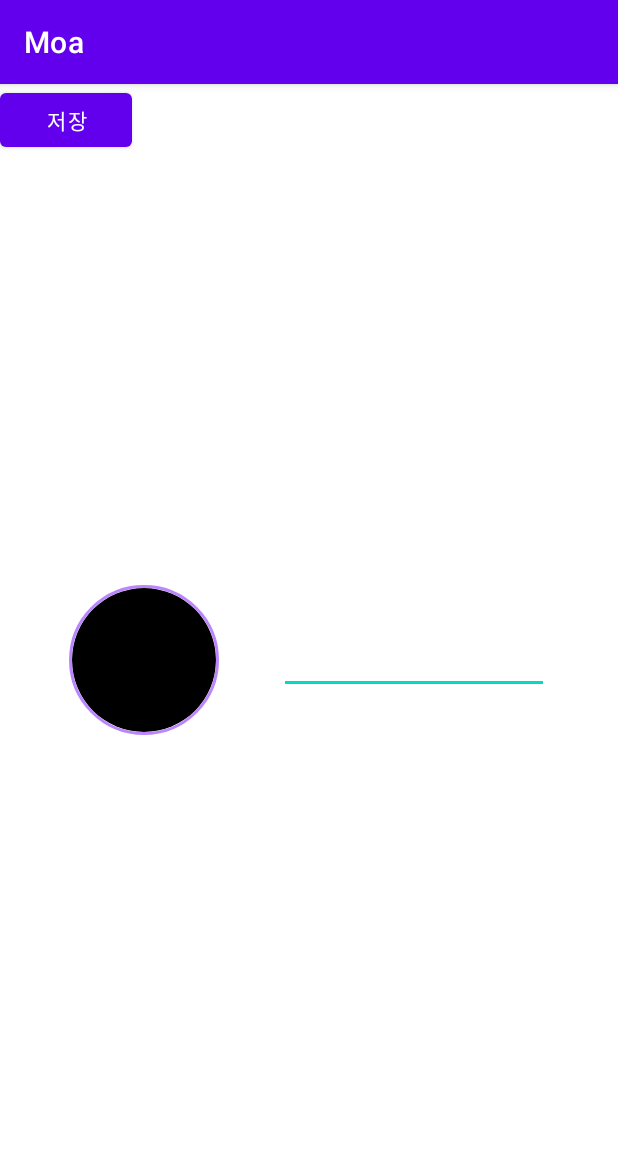
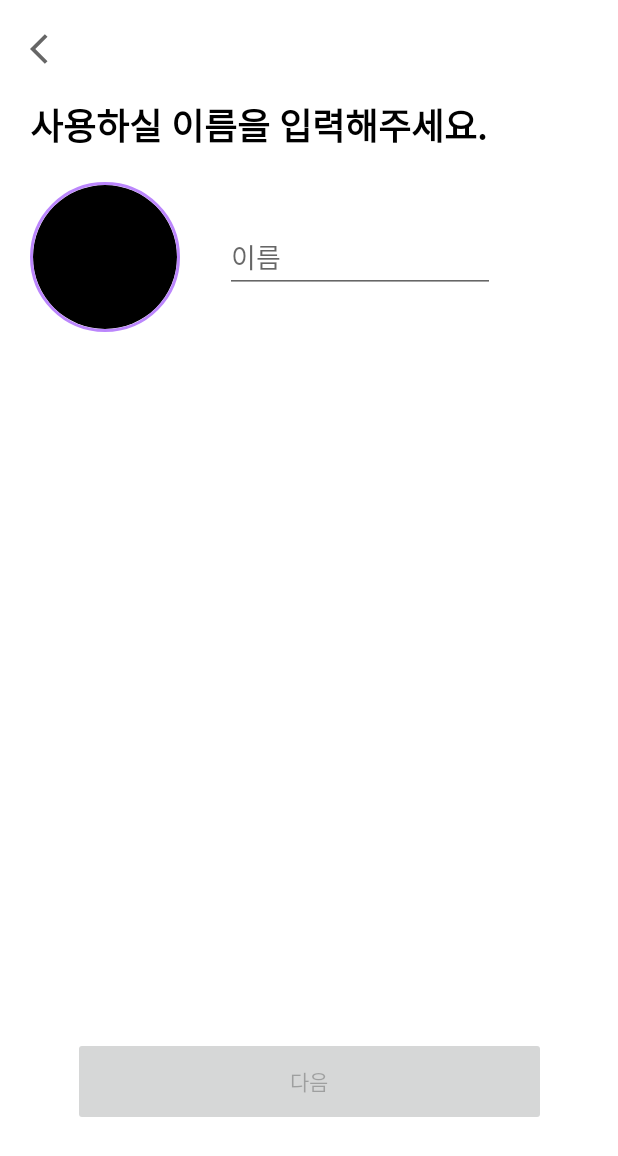
Before and after one commit to uuranus/Moa, an Android app: the RegisterActivity screen opened directly, with no data from a screen before it, on a phone screen of 412 x 824 dp. Shown: the top 1156 px of the screen. Run offline under Robolectric (Android 15) with nearby library versions, the phone set to English and light mode, and no system bars; our stand-ins replace CircleImageView; pictures from the network do not load; 1 statement that could not run was skipped.

Commit message:
register nickname&profile_img

```diff
--- a/app/build.gradle
+++ b/app/build.gradle
@@ -57,9 +57,8 @@ dependencies {
     implementation 'com.squareup.moshi:moshi-kotlin:1.11.0'
     implementation 'com.squareup.okhttp3:logging-interceptor:4.2.1'
     implementation 'com.airbnb.android:lottie:3.1.0'
+    implementation 'com.google.android.gms:play-services-auth:20.2.0'
 
-
-    implementation 'com.google.android.gms:play-services-auth:20.2.0'
     implementation 'de.hdodenhof:circleimageview:3.1.0'
 
 }
--- /dev/null
+++ b/app/src/main/java/com/moa/moa/ProfileFragment.kt
@@ -0,0 +1,127 @@
+package com.moa.moa
+
+import android.content.Intent
+import android.content.pm.PackageManager
+import android.net.Uri
+import android.os.Bundle
+import android.provider.MediaStore
+import androidx.fragment.app.Fragment
+import android.view.LayoutInflater
+import android.view.View
+import android.view.ViewGroup
+import android.view.inputmethod.EditorInfo
+import android.widget.Button
+import android.widget.EditText
+import android.widget.Toast
+import androidx.core.content.ContextCompat
+import de.hdodenhof.circleimageview.CircleImageView
+
+
+class ProfileFragment : Fragment() {
+
+    private val editProfileImg: CircleImageView by lazy{
+        requireView().findViewById(R.id.editProfileImg)
+    }
+    private val editNickname: EditText by lazy{
+        requireView().findViewById(R.id.editNickname)
+    }
+
+    private var isValid:Boolean=false
+        set(value) {
+            field=value
+            val ra=activity as RegisterActivity
+            ra.isEnabled(isValid)
+        }
+
+    override fun onCreateView(
+        inflater: LayoutInflater, container: ViewGroup?,
+        savedInstanceState: Bundle?
+    ): View? {
+        // Inflate the layout for this fragment
+        return inflater.inflate(R.layout.fragment_profile, container, false)
+    }
+
+    override fun onViewCreated(view: View, savedInstanceState: Bundle?) {
+        super.onViewCreated(view, savedInstanceState)
+
+        init()
+    }
+
+    private fun init(){
+
+        val ra=activity as RegisterActivity
+        ra.isEnabled(isValid)
+
+        editNickname.setOnEditorActionListener { textView, actionID, keyEvent ->
+            if(actionID== EditorInfo.IME_ACTION_DONE){
+                //닉네임 유효성 검사
+                if(textView.text.isEmpty()){
+                    Toast.makeText(context,"닉네임을 입력해주세요", Toast.LENGTH_SHORT).show()
+                    isValid=false
+                }
+                else if(textView.text.length<2 || textView.text.length>20){
+                    Toast.makeText(context,"닉네임은 2~20자 사이여야 합니다", Toast.LENGTH_SHORT).show()
+                    isValid=false
+
+                }
+                else{
+                    isValid=true
+
+                }
+
+            }
+
+            return@setOnEditorActionListener false
+        }
+
+        editProfileImg.setOnClickListener {
+
+            //갤러리로 이동
+
+            if(ContextCompat.checkSelfPermission(requireContext(),android.Manifest.permission.READ_EXTERNAL_STORAGE)== PackageManager.PERMISSION_GRANTED){
+                getProfileImg()
+            }
+            else{
+                shouldShowRequestPermissionRationale(android.Manifest.permission.READ_EXTERNAL_STORAGE)
+                requestPermissions(arrayOf(android.Manifest.permission.READ_EXTERNAL_STORAGE),200)
+            }
+
+
+        }
+
+
+
+    }
+
+    override fun onRequestPermissionsResult(
+        requestCode: Int,
+        permissions: Array<out String>,
+        grantResults: IntArray
+    ) {
+        super.onRequestPermissionsResult(requestCode, permissions, grantResults)
+        if(requestCode==200){
+            if(grantResults.isNotEmpty() && grantResults[0]==PackageManager.PERMISSION_GRANTED){
+                getProfileImg()
+            }
+
+        }
+    }
+
+    override fun onActivityResult(requestCode: Int, resultCode: Int, data: Intent?) {
+        super.onActivityResult(requestCode, resultCode, data)
+
+        if(requestCode==2000){
+            val selectedImgUri: Uri?=data?.data
+            if(selectedImgUri!=null){
+                editProfileImg.setImageURI(selectedImgUri)
+            }
+        }
+
+    }
+
+    private fun getProfileImg(){
+        val intent=Intent(Intent.ACTION_GET_CONTENT)
+        intent.type="image/*"
+        startActivityForResult(intent,2000)
+    }
+}
--- a/app/src/main/java/com/moa/moa/RegisterActivity.kt
+++ b/app/src/main/java/com/moa/moa/RegisterActivity.kt
@@ -1,27 +1,43 @@
 package com.moa.moa
 
-import android.content.Intent
-import androidx.appcompat.app.AppCompatActivity
 import android.os.Bundle
-import android.util.Log
-import android.view.inputmethod.EditorInfo
 import android.widget.Button
-import android.widget.EditText
-import android.widget.Toast
-import de.hdodenhof.circleimageview.CircleImageView
+import android.widget.ImageButton
+import androidx.fragment.app.Fragment
+import androidx.fragment.app.FragmentActivity
+import androidx.viewpager2.adapter.FragmentStateAdapter
+import androidx.viewpager2.widget.ViewPager2
 
-class RegisterActivity : AppCompatActivity() {
+class RegisterActivity : FragmentActivity() {
     private var userEmail:String=""
-    private val editProfileImg:CircleImageView by lazy{
-        findViewById(R.id.editProfileImg)
+
+    private var profilePageAdapter:FragmentStateAdapter?=null
+
+    private val backButton:ImageButton by lazy{
+        findViewById(R.id.registerBackButton)
     }
-    private val editNickname:EditText by lazy{
-        findViewById(R.id.editNickname)
-    }
-    private val profileSaveButton: Button by lazy{
+
+    private val profileSaveButton:Button by lazy{
         findViewById(R.id.profileSaveButton)
     }
-    private var isValid:Boolean=false
+
+    private val viewPager: ViewPager2 by lazy{
+        findViewById(R.id.profileViewPager)
+    }
+
+    private val PAGE_NUM=2
+
+    private var state:Int=0
+        set(value) {
+            field = value
+            if(value==PAGE_NUM-1){
+                profileSaveButton.text= "저장"
+            }
+            else{
+                profileSaveButton.text= "다음"
+            }
+
+        }
 
     override fun onCreate(savedInstanceState: Bundle?) {
         super.onCreate(savedInstanceState)
@@ -33,37 +49,61 @@ class RegisterActivity : AppCompatActivity() {
 
     }
 
-    private fun init(){
-        editNickname.setOnEditorActionListener { textView, actionID, keyEvent ->
-            if(actionID==EditorInfo.IME_ACTION_DONE){
-                //닉네임 유효성 검사
-                if(textView.text.isEmpty()){
-                    Toast.makeText(this,"닉네임을 입력해주세요",Toast.LENGTH_SHORT).show()
-                    isValid=false
-                }
-                else if(textView.text.length<2 || textView.text.length>20){
-                    Toast.makeText(this,"닉네임은 2~20자 사이여야 합니다",Toast.LENGTH_SHORT).show()
-                    isValid=false
-                }
-                else{
-                    isValid=true
-                }
+    private fun init() {
+
+        profilePageAdapter = ProfilePageAdapter(this)
+        viewPager.adapter = profilePageAdapter
+
+        //swipe 막기
+        viewPager.isUserInputEnabled=false
+
+        backButton.setOnClickListener {
+            if(viewPager.currentItem!=0){
+                viewPager.currentItem--
+                state=viewPager.currentItem
+            }
+        }
+
+        profileSaveButton.isEnabled=false
+        profileSaveButton.setOnClickListener {
+            if(viewPager.currentItem==PAGE_NUM-1){
 
             }
+            else{
+                viewPager.currentItem++
+                state=viewPager.currentItem
 
-            return@setOnEditorActionListener false
+            }
         }
 
-        profileSaveButton.setOnClickListener {
-            //갤러리로 이동
 
+
+    }
+
+    fun isEnabled(isValid:Boolean){
+        profileSaveButton.isEnabled=isValid
+    }
+
+    inner class ProfilePageAdapter(fm: FragmentActivity): FragmentStateAdapter(fm){
+
+
+        override fun getItemCount(): Int {
+            return PAGE_NUM
         }
 
-        profileSaveButton.setOnClickListener {
-            //저장 할 건지 확인 팝업
+        override fun createFragment(position: Int): Fragment {
+            return when(position){
+                0-> ProfileFragment()
 
-            //기존 방 생성 화면에다가 값 전달
+                1-> BlankFragment()
+
+                else -> ProfileFragment()
+            }
         }
+
+
     }
 
+
+
 }
--- /dev/null
+++ b/app/src/main/res/drawable/ic_baseline_arrow_back_ios_24.xml
@@ -0,0 +1,10 @@
+<vector xmlns:android="http://schemas.android.com/apk/res/android"
+    android:width="24dp"
+    android:height="24dp"
+    android:viewportWidth="24"
+    android:viewportHeight="24"
+    android:tint="?attr/colorControlNormal">
+  <path
+      android:fillColor="@android:color/white"
+      android:pathData="M11.67,3.87L9.9,2.1 0,12l9.9,9.9 1.77,-1.77L3.54,12z"/>
+</vector>
--- a/app/src/main/res/layout/activity_register.xml
+++ b/app/src/main/res/layout/activity_register.xml
@@ -3,38 +3,52 @@
     xmlns:app="http://schemas.android.com/apk/res-auto"
     xmlns:tools="http://schemas.android.com/tools"
     android:layout_width="match_parent"
+    android:padding="20dp"
     android:layout_height="match_parent"
     tools:context=".RegisterActivity">
 
 
+    <LinearLayout
+        android:id="@+id/profileLinearLayout"
+        android:layout_width="0dp"
+        android:layout_height="25dp"
+        android:orientation="horizontal"
+        app:layout_constraintBottom_toTopOf="@id/profileViewPager"
+        app:layout_constraintLeft_toLeftOf="parent"
+        app:layout_constraintRight_toRightOf="parent"
+        app:layout_constraintTop_toTopOf="parent">
 
-    <de.hdodenhof.circleimageview.CircleImageView
-        android:id="@+id/editProfileImg"
-        android:layout_height="100dp"
-        android:layout_width="100dp"
+        <ImageButton
+            android:id="@+id/registerBackButton"
+            android:layout_width="wrap_content"
+            android:layout_height="match_parent"
+            android:background="?attr/selectableItemBackground"
+            android:src="@drawable/ic_baseline_arrow_back_ios_24"
+            app:layout_constraintBottom_toBottomOf="parent"
+            app:layout_constraintDimensionRatio="1:1"
+            app:layout_constraintLeft_toLeftOf="parent"
+            app:layout_constraintTop_toTopOf="parent" />
+
+    </LinearLayout>
+
+    <androidx.viewpager2.widget.ViewPager2
+        android:id="@+id/profileViewPager"
+        android:layout_width="0dp"
+        android:layout_height="0dp"
+        app:layout_constraintBottom_toTopOf="@id/profileSaveButton"
         app:layout_constraintLeft_toLeftOf="parent"
-        app:layout_constraintRight_toLeftOf="@id/editNickname"
-        app:layout_constraintTop_toTopOf="parent"
-        app:layout_constraintBottom_toBottomOf="parent"
-        app:layout_constraintHorizontal_chainStyle="packed"
-        android:layout_marginRight="40dp"
-        android:src="@color/black"
-        app:civ_border_width="2dp"
-        app:civ_border_color="@color/purple_200"/>
+        app:layout_constraintRight_toRightOf="parent"
+        app:layout_constraintTop_toBottomOf="@id/profileLinearLayout" />
 
-    <EditText
-        android:id="@+id/editNickname"
-        android:layout_width="180dp"
-        android:layout_height="wrap_content"
-        app:layout_constraintBottom_toBottomOf="parent"
-        app:layout_constraintLeft_toRightOf="@id/editProfileImg"
-        app:layout_constraintRight_toRightOf="parent"
-        app:layout_constraintTop_toTopOf="parent"
-        tools:text="닉네임" />
 
     <Button
         android:id="@+id/profileSaveButton"
-        android:layout_width="wrap_content"
-        android:layout_height="wrap_content"
-        android:text="저장"/>
+        android:layout_width="315dp"
+        android:layout_height="59dp"
+        app:layout_constraintLeft_toLeftOf="parent"
+        app:layout_constraintRight_toRightOf="parent"
+        app:layout_constraintBottom_toBottomOf="parent"
+        android:layout_marginBottom="53dp"
+        android:text="다음"/>
+
 </androidx.constraintlayout.widget.ConstraintLayout>
--- /dev/null
+++ b/app/src/main/res/layout/fragment_profile.xml
@@ -0,0 +1,49 @@
+<?xml version="1.0" encoding="utf-8"?>
+<androidx.constraintlayout.widget.ConstraintLayout xmlns:android="http://schemas.android.com/apk/res/android"
+    xmlns:app="http://schemas.android.com/apk/res-auto"
+    xmlns:tools="http://schemas.android.com/tools"
+    android:layout_width="match_parent"
+    android:layout_height="match_parent"
+    tools:context=".RegisterActivity">
+
+    <TextView
+        android:id="@+id/nicknameTextView"
+        android:layout_width="wrap_content"
+        android:layout_height="wrap_content"
+        android:text="사용하실 이름을 입력해주세요."
+        android:textColor="@color/design_default_color_on_secondary"
+        android:textSize="24sp"
+        android:textStyle="bold"
+        app:layout_constraintLeft_toLeftOf="parent"
+        app:layout_constraintTop_toTopOf="parent"
+        android:layout_marginTop="20dp"/>
+
+    <de.hdodenhof.circleimageview.CircleImageView
+        android:id="@+id/editProfileImg"
+        android:layout_height="100dp"
+        android:layout_width="100dp"
+        app:layout_constraintLeft_toLeftOf="parent"
+        app:layout_constraintRight_toLeftOf="@id/editNickname"
+        app:layout_constraintTop_toBottomOf="@id/nicknameTextView"
+        app:layout_constraintHorizontal_chainStyle="packed"
+        android:layout_marginRight="20dp"
+        android:layout_marginTop="20dp"
+        android:src="@color/black"
+        app:civ_border_width="2dp"
+        app:civ_border_color="@color/purple_200"/>
+
+    <EditText
+        android:id="@+id/editNickname"
+        android:layout_width="180dp"
+        android:hint="이름"
+        android:inputType="text"
+        android:layout_marginLeft="30dp"
+
+        android:layout_height="wrap_content"
+        app:layout_constraintLeft_toRightOf="@id/editProfileImg"
+        app:layout_constraintTop_toTopOf="@id/editProfileImg"
+        app:layout_constraintBottom_toBottomOf="@id/editProfileImg"
+        tools:text="닉네임" />
+
+
+</androidx.constraintlayout.widget.ConstraintLayout>
--- a/app/src/main/res/values/strings.xml
+++ b/app/src/main/res/values/strings.xml
@@ -3,5 +3,7 @@
     <string name="naver_client_id">NgxpuYpdKfnBWSXWYB4D</string>
     <string name="naver_client_secret">CODwAOgkAh</string>
     <string name="naver_client_name">모아(Moa)</string>
+    <!-- TODO: Remove or change this placeholder text -->
+    <string name="hello_blank_fragment">Hello blank fragment</string>
 
 </resources>
--- a/app/src/main/res/values/themes.xml
+++ b/app/src/main/res/values/themes.xml
@@ -1,6 +1,6 @@
 <resources xmlns:tools="http://schemas.android.com/tools">
     <!-- Base application theme. -->
-    <style name="Theme.Moa" parent="Theme.MaterialComponents.DayNight.DarkActionBar">
+    <style name="Theme.Moa" parent="Theme.MaterialComponents.DayNight.NoActionBar">
         <!-- Primary brand color. -->
         <item name="colorPrimary">@color/purple_500</item>
         <item name="colorPrimaryVariant">@color/purple_700</item>
```
Also changed, not shown: app/src/main/AndroidManifest.xml (+11 -6 lines), app/src/main/java/com/moa/moa/BlankFragment.kt (added, +59 -0 lines), app/src/main/java/com/moa/moa/LoginActivity.kt (+34 -15 lines), app/src/main/res/layout/fragment_blank.xml (added, +14 -0 lines).
